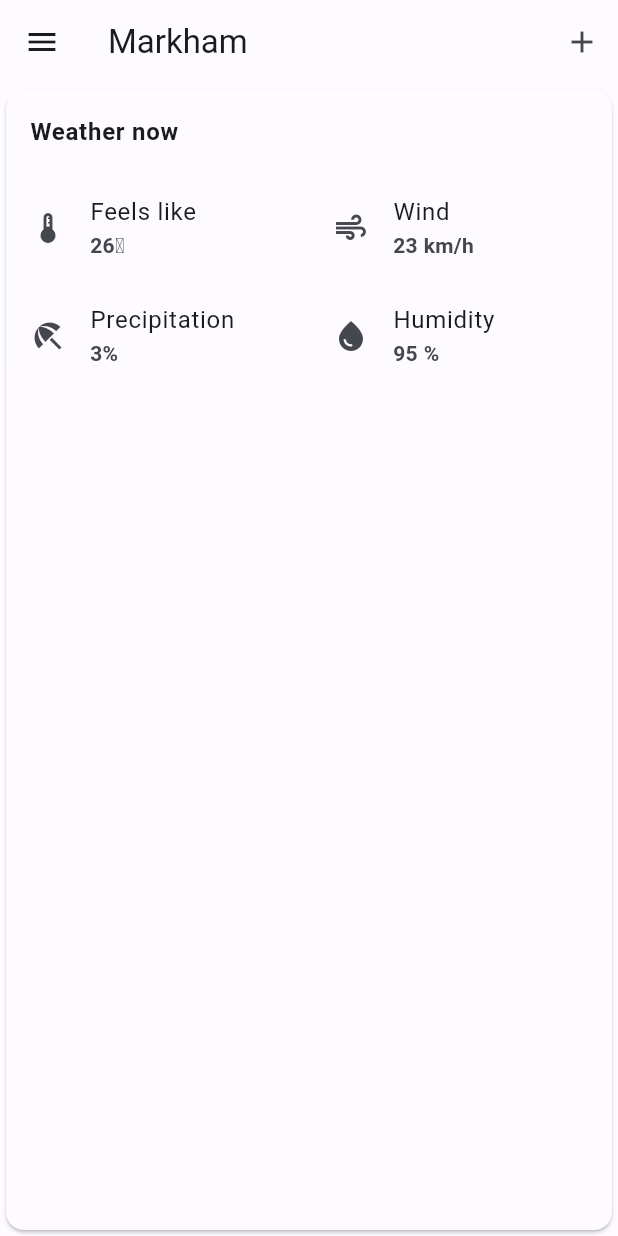
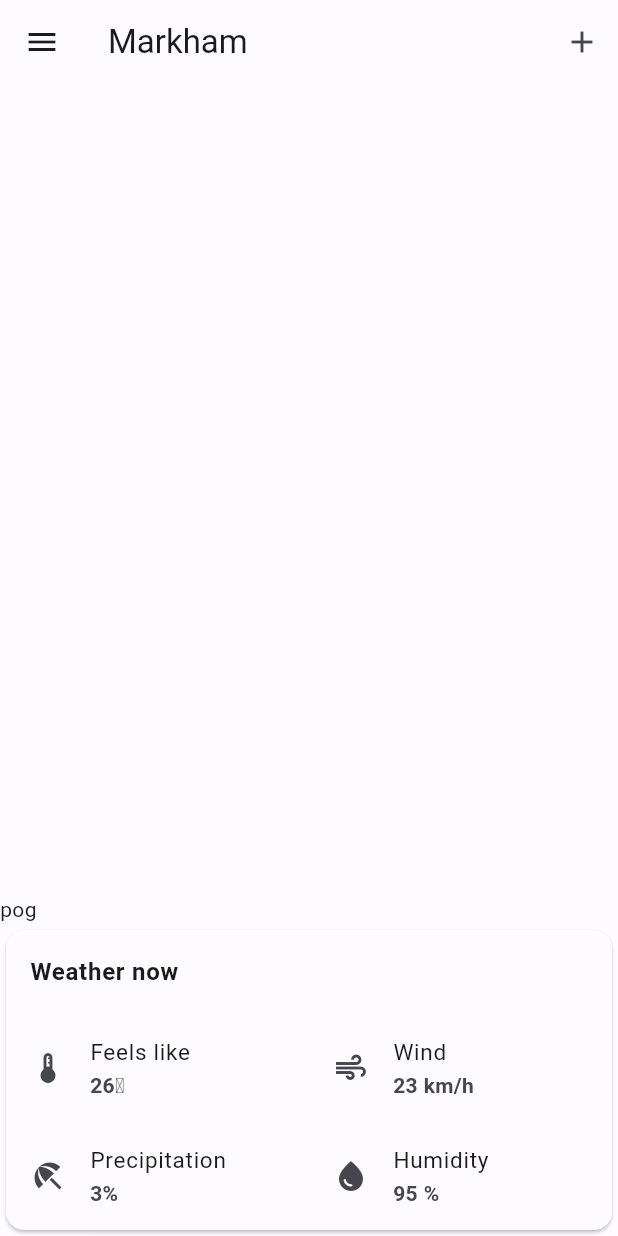
Before and after one commit to conrad-mo/weatherapp, a Flutter app: the screen it shows after launch, on a phone screen of 412 x 824 dp. Run offline on Flutter 3.47's test engine with Material 2 defaults, Android fonts, the light colour scheme and no system bars.

Commit message:
A bunch of UI changes WIP

```diff
--- a/lib/components/weatherlabel.dart
+++ b/lib/components/weathercardbar.dart
@@ -25,7 +25,10 @@ class _WeatherLabelState extends State<WeatherLabel> {
                 Expanded(
                   child: ListTile(
                     leading: Icon(Icons.device_thermostat),
-                    title: Text('Feels like'),
+                    title: Text(
+                      'Feels like',
+                      style: TextStyle(fontSize: 15),
+                    ),
                     subtitle: Text(
                       '26\u1d52',
                       style: TextStyle(fontWeight: FontWeight.bold),
@@ -33,9 +36,13 @@ class _WeatherLabelState extends State<WeatherLabel> {
                   ),
                 ),
                 Expanded(
+                  // WRAPPED IN EXPANDED TO PREVENT INFINITE HEIGH ERROR
                   child: ListTile(
                     leading: Icon(Icons.air),
-                    title: Text('Wind'),
+                    title: Text(
+                      'Wind',
+                      style: TextStyle(fontSize: 15),
+                    ),
                     subtitle: Text(
                       '23' ' km/h',
                       style: TextStyle(fontWeight: FontWeight.bold),
@@ -47,9 +54,13 @@ class _WeatherLabelState extends State<WeatherLabel> {
             Row(
               children: <Widget>[
                 Expanded(
+                  // WRAPPED IN EXPANDED TO PREVENT INFINITE HEIGH ERROR
                   child: ListTile(
                     leading: Icon(Icons.beach_access),
-                    title: Text('Precipitation'),
+                    title: Text(
+                      'Precipitation',
+                      style: TextStyle(fontSize: 15),
+                    ),
                     subtitle: Text(
                       '3' '%',
                       style: TextStyle(fontWeight: FontWeight.bold),
@@ -59,7 +70,10 @@ class _WeatherLabelState extends State<WeatherLabel> {
                 Expanded(
                   child: ListTile(
                     leading: Icon(Icons.water_drop),
-                    title: Text('Humidity'),
+                    title: Text(
+                      'Humidity',
+                      style: TextStyle(fontSize: 15),
+                    ),
                     subtitle: Text(
                       '95' ' %',
                       style: TextStyle(fontWeight: FontWeight.bold),
--- /dev/null
+++ b/lib/components/weathermain.dart
@@ -0,0 +1,24 @@
+import 'package:flutter/material.dart';
+
+class WeatherMainContainer extends StatefulWidget {
+  const WeatherMainContainer({super.key});
+
+  @override
+  State<WeatherMainContainer> createState() => _WeatherMainContainerState();
+}
+
+class _WeatherMainContainerState extends State<WeatherMainContainer> {
+  @override
+  Widget build(BuildContext context) {
+    return Align(
+      alignment: Alignment.topCenter,
+      child: Row(
+        children: <Widget>[
+          Container(
+            child: Text('pog'),
+          )
+        ],
+      ),
+    );
+  }
+}
--- a/lib/weatherpage.dart
+++ b/lib/weatherpage.dart
@@ -1,5 +1,6 @@
 import 'package:flutter/material.dart';
-import 'components/weatherlabel.dart' as wlabel;
+import 'components/weathercardbar.dart' as wcardbar;
+import 'components/weathermain.dart' as wmaincontainer;
 
 class WeatherHome extends StatefulWidget {
   const WeatherHome({super.key});
@@ -17,7 +18,15 @@ class _WeatherHomeState extends State<WeatherHome> {
         //margin: EdgeInsets.all(24),
         child: const SafeArea(
           //safearea protects app from notch
-          child: wlabel.WeatherLabel(),
+          child: Column(
+            crossAxisAlignment: CrossAxisAlignment.center,
+            mainAxisSize: MainAxisSize.max,
+            mainAxisAlignment: MainAxisAlignment.end,
+            children: <Widget>[
+              wmaincontainer.WeatherMainContainer(),
+              wcardbar.WeatherLabel()
+            ],
+          ),
         ),
       ),
     );
```
Also changed, not shown: 1 other file.
